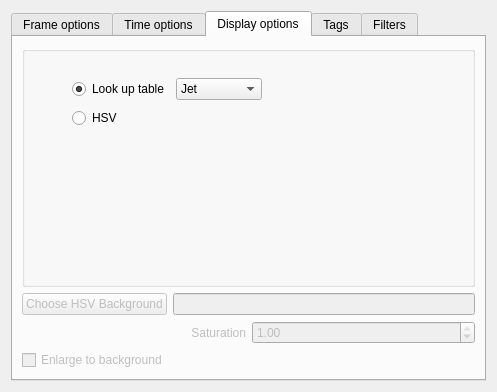
fedeceri85/robopy2, file ProcessOptionsGui.ui: the form before one commit.
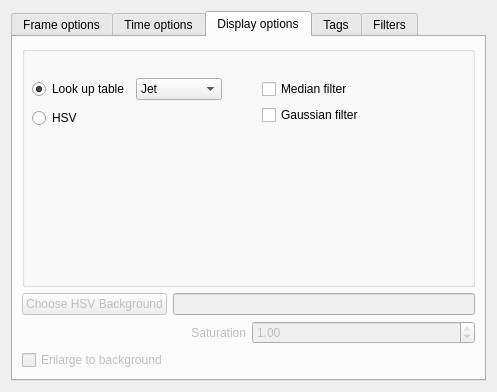
The form after the commit. The open tabs and pages were chosen to show the change.

Commit message: median filter - very slow though

```diff
--- a/ProcessOptionsGui.ui
+++ b/ProcessOptionsGui.ui
@@ -333,7 +333,7 @@
          <widget class="QWidget" name="layoutWidget">
           <property name="geometry">
            <rect>
-            <x>50</x>
+            <x>10</x>
             <y>30</y>
             <width>190</width>
             <height>54</height>
@@ -382,6 +382,32 @@
            </item>
           </layout>
          </widget>
+         <widget class="QWidget" name="">
+          <property name="geometry">
+           <rect>
+            <x>240</x>
+            <y>33</y>
+            <width>106</width>
+            <height>47</height>
+           </rect>
+          </property>
+          <layout class="QVBoxLayout" name="verticalLayout_6">
+           <item>
+            <widget class="QCheckBox" name="medianFilterCheckbox">
+             <property name="text">
+              <string>Median filter</string>
+             </property>
+            </widget>
+           </item>
+           <item>
+            <widget class="QCheckBox" name="gaussianFilterCheckbox">
+             <property name="text">
+              <string>Gaussian filter</string>
+             </property>
+            </widget>
+           </item>
+          </layout>
+         </widget>
         </widget>
        </item>
        <item>
```
The commit also changes 5 other files.
